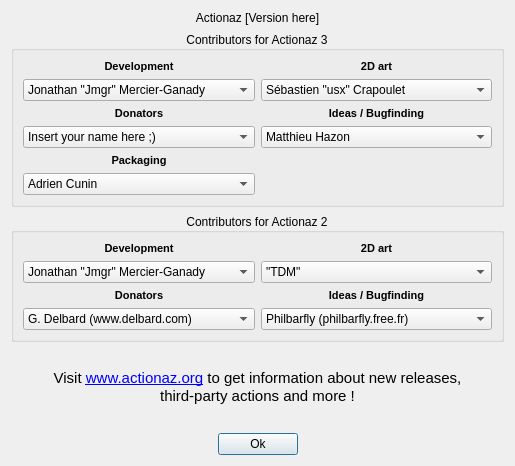
Before: the Qt Designer form gui/aboutdialog.ui in Jmgr/actiona, drawn with Qt 5.
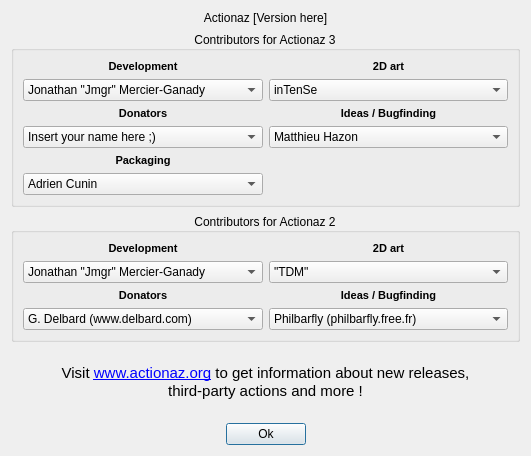
After: the same form once the commit is applied. Icons and pictures are not drawn.

Commit message: Gui - updated the icons & images

Diff of the .ui file:
```diff
--- a/gui/aboutdialog.ui
+++ b/gui/aboutdialog.ui
@@ -6,8 +6,8 @@
    <rect>
     <x>0</x>
     <y>0</y>
-    <width>515</width>
-    <height>466</height>
+    <width>531</width>
+    <height>456</height>
    </rect>
   </property>
   <property name="windowTitle">
@@ -100,7 +100,7 @@
             </property>
             <item>
              <property name="text">
-              <string>Sébastien &quot;usx&quot; Crapoulet</string>
+              <string>inTenSe</string>
              </property>
             </item>
            </widget>
```
The commit also changes 5 other files.
